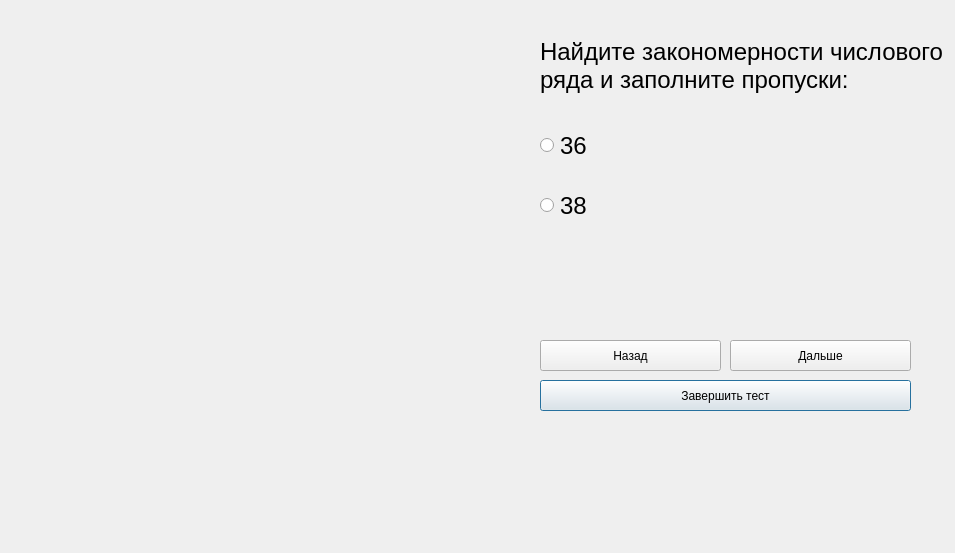
The window that DMCF/testform14.ui (SACRED448/Group_Project-UP-) describes before a commit, drawn with Qt 5.
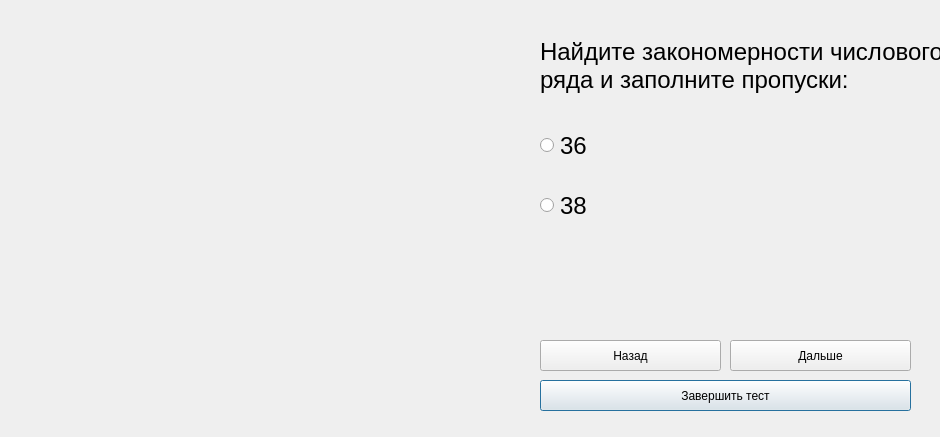
The same window after the commit.

```diff
--- a/DMCF/testform14.ui
+++ b/DMCF/testform14.ui
@@ -6,8 +6,8 @@
    <rect>
     <x>0</x>
     <y>0</y>
-    <width>955</width>
-    <height>553</height>
+    <width>940</width>
+    <height>437</height>
    </rect>
   </property>
   <property name="windowTitle">
```
Left out of the diff: 6 changed lines with no effect on the pictures.
